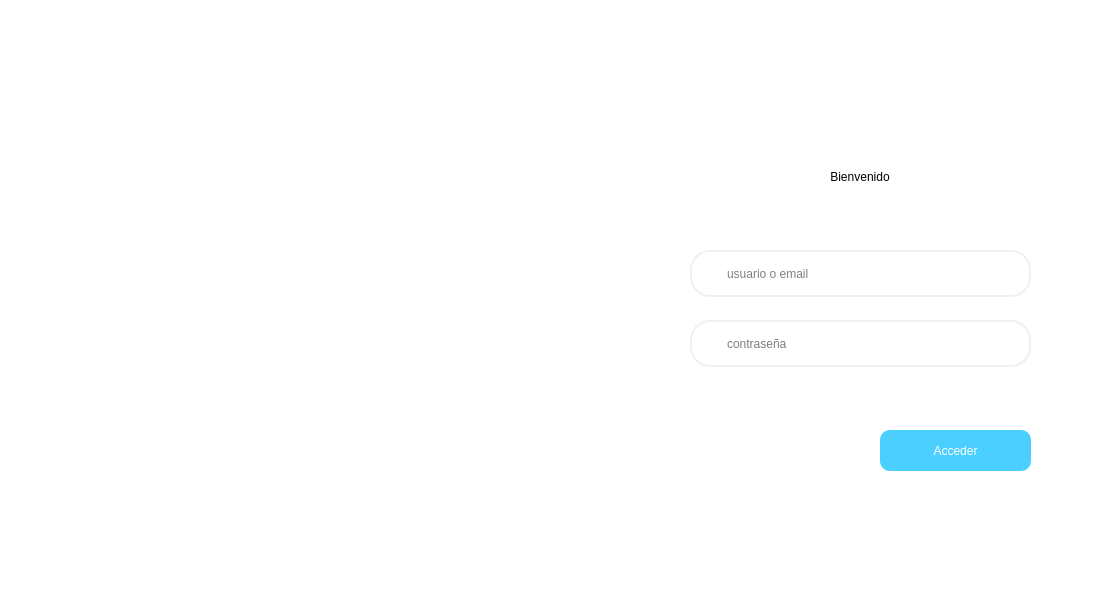
Qt form src/views/login.ui (Eddys912/pymexpro) before a commit.
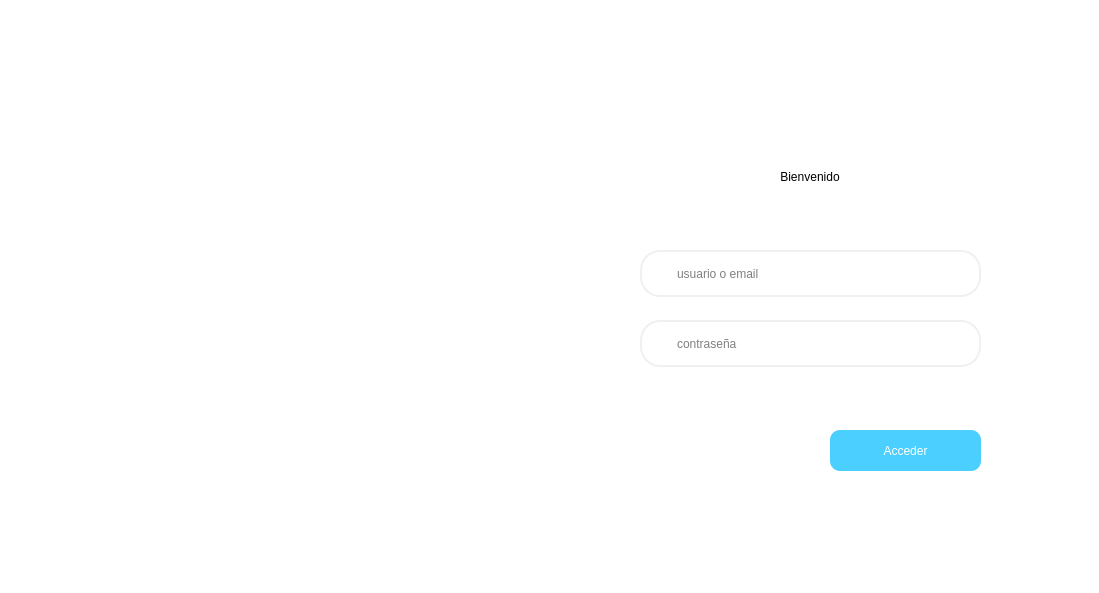
The same form after that commit. Icons and pictures are not drawn.

Commit message: Correción de la vista y lógica del login, se crea su controlador

```diff
--- a/src/views/login.ui
+++ b/src/views/login.ui
@@ -47,7 +47,7 @@
   <widget class="QPushButton" name="btn_access">
    <property name="geometry">
     <rect>
-     <x>880</x>
+     <x>830</x>
      <y>430</y>
      <width>151</width>
      <height>41</height>
@@ -81,7 +81,7 @@
   <widget class="QFrame" name="horizontalFrame_2">
    <property name="geometry">
     <rect>
-     <x>690</x>
+     <x>640</x>
      <y>320</y>
      <width>341</width>
      <height>47</height>
@@ -145,7 +145,7 @@
   <widget class="QFrame" name="horizontalFrame">
    <property name="geometry">
     <rect>
-     <x>690</x>
+     <x>640</x>
      <y>250</y>
      <width>341</width>
      <height>47</height>
@@ -209,7 +209,7 @@
   <widget class="QLabel" name="lb_error">
    <property name="geometry">
     <rect>
-     <x>690</x>
+     <x>640</x>
      <y>380</y>
      <width>341</width>
      <height>31</height>
@@ -222,8 +222,14 @@
     </size>
    </property>
    <property name="styleSheet">
-    <string notr="true">color: rgb(232, 0, 0);
-font: italic 12pt &quot;Verdana&quot;;</string>
+    <string notr="true">color: rgb(184, 0, 0);
+font: italic 10pt &quot;Verdana&quot;;</string>
+   </property>
+   <property name="frameShadow">
+    <enum>QFrame::Raised</enum>
+   </property>
+   <property name="lineWidth">
+    <number>4</number>
    </property>
    <property name="text">
     <string/>
@@ -231,11 +237,14 @@
    <property name="alignment">
     <set>Qt::AlignCenter</set>
    </property>
+   <property name="wordWrap">
+    <bool>true</bool>
+   </property>
   </widget>
   <widget class="QLabel" name="lb_title">
    <property name="geometry">
     <rect>
-     <x>710</x>
+     <x>660</x>
      <y>140</y>
      <width>300</width>
      <height>73</height>
```
Left out of the diff: 14 changed lines with no effect on the pictures. The commit also changes 2 other files.
